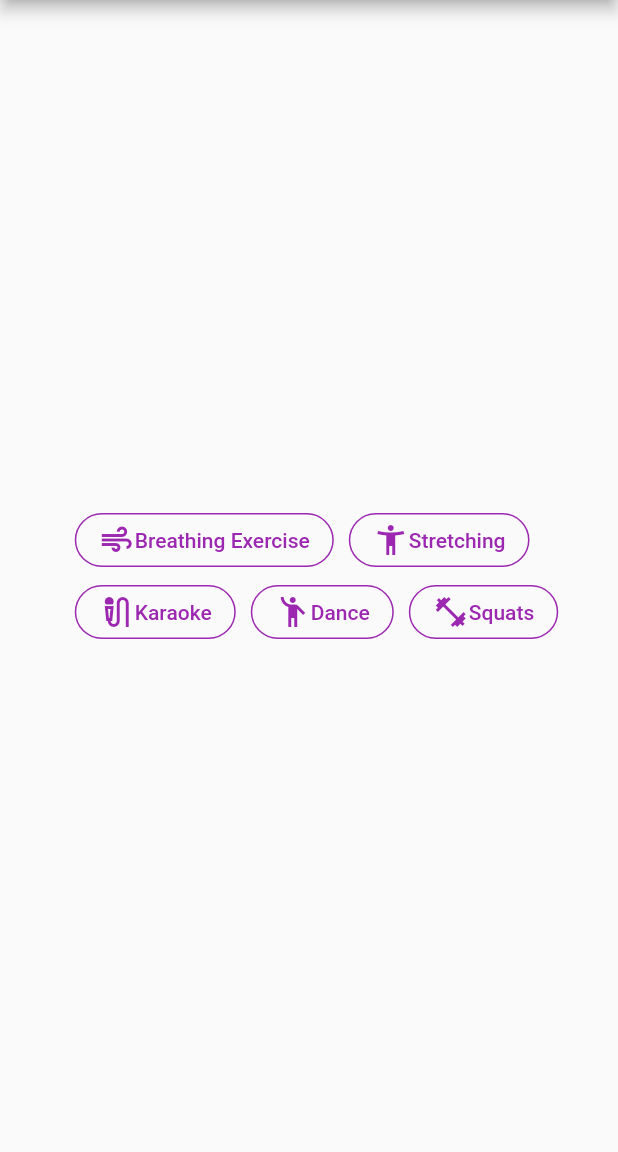
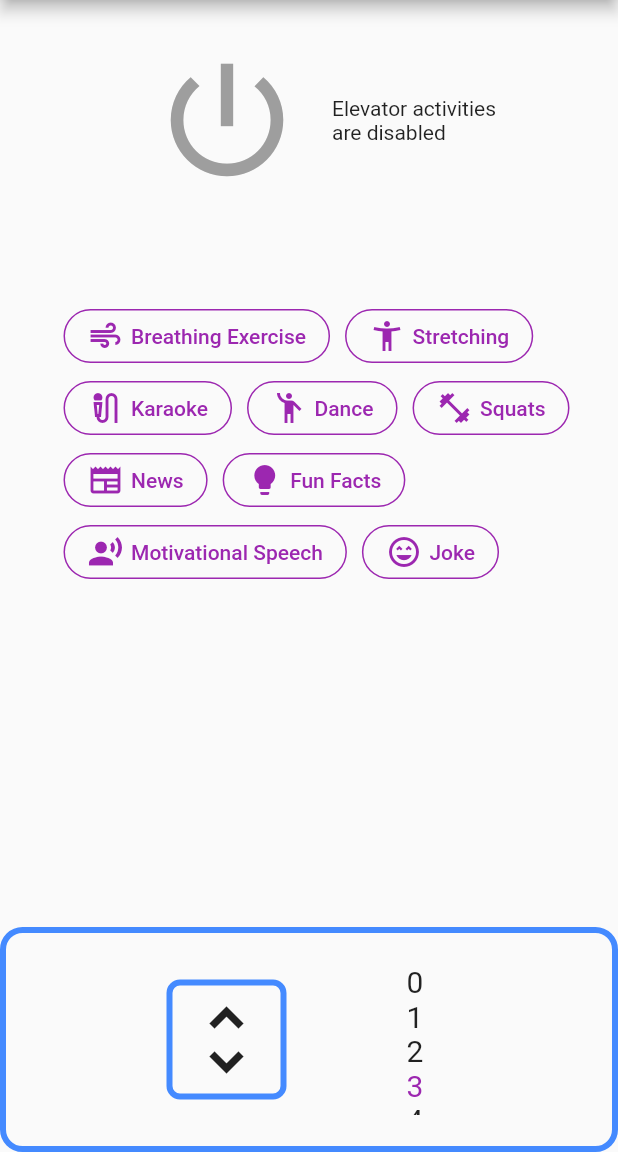
Before and after one commit to hoenggerberg/hackzurich2022, a Flutter app: the screen it shows after launch, on a phone screen of 412 x 824 dp, the part 84-1236 px from its top. Run offline on Flutter 3.47's test engine with Material 2 defaults, Android fonts, the phone set to English and light mode, and no system bars; drawn by our look-alikes of avatar_glow; our stand-ins replace firebase_core; accounts and stored records are empty.

Commit message:
elevator button, more activities

```diff
--- a/app/lib/data/activities_data.dart
+++ b/app/lib/data/activities_data.dart
@@ -5,8 +5,12 @@ class ActivitiesData {
   static List<Activity> activities = [
     Activity("Breathing Exercise", Icons.air, Colors.lightBlue),
     Activity("Stretching", Icons.accessibility_new, Colors.lightGreen),
-    Activity("Karaoke", Icons.mic_external_on_outlined, Colors.purple),
+    Activity("Karaoke", Icons.mic_external_on_outlined, Colors.greenAccent),
     Activity("Dance", Icons.emoji_people, Colors.pinkAccent),
     Activity("Squats", Icons.fitness_center, Colors.red),
+    Activity("News", Icons.newspaper, Colors.indigoAccent),
+    Activity("Fun Facts", Icons.lightbulb, Colors.yellow),
+    Activity("Motivational Speech", Icons.record_voice_over, Colors.teal),
+    Activity("Joke", Icons.sentiment_very_satisfied_outlined, Colors.orange),
   ];
 }
--- a/app/lib/main.dart
+++ b/app/lib/main.dart
@@ -1,5 +1,6 @@
 import 'package:app/data/activities_data.dart';
 import 'package:app/models/activity.dart';
+import 'package:avatar_glow/avatar_glow.dart';
 import 'package:flutter/material.dart';
 
 void main() {
@@ -32,7 +33,8 @@ class MyHomePage extends StatefulWidget {
 }
 
 class _MyHomePageState extends State<MyHomePage> {
-
+  bool active = false;
+  int floor = 3;
   List<bool> acitivity_active = List.generate(ActivitiesData.activities.length, (index) => false);
 
   @override
@@ -44,8 +46,38 @@ class _MyHomePageState extends State<MyHomePage> {
       ),
       body: Center(
         child: Column(
-          mainAxisAlignment: MainAxisAlignment.center,
+          mainAxisSize: MainAxisSize.min,
+          mainAxisAlignment: MainAxisAlignment.start,
           children: <Widget>[
+            SizedBox(height: 10,),
+            Row(
+              mainAxisSize: MainAxisSize.min,
+              crossAxisAlignment: CrossAxisAlignment.center,
+              mainAxisAlignment: MainAxisAlignment.center,
+              children: [
+                AvatarGlow(
+                  glowColor: Theme.of(context).primaryColor,
+                  endRadius: 70.0,
+                  duration: Duration(milliseconds: 2000),
+                  repeat: true,
+                  showTwoGlows: true,
+
+                  child: IconButton(
+                    icon: Icon(Icons.power_settings_new),
+                    isSelected: active,
+                    color: active ? Colors.green : Colors.grey,
+                    iconSize: 100,
+                    onPressed: () {
+                      setState(() {
+                        active = !active;
+                      });
+                    },
+                  ),
+                ),
+                Text(active ? "Elevator activities\nare enabled" : "Elevator activities\nare disabled",)
+              ],
+            ),
+            SizedBox(height: 50,),
             Wrap(
               children: List.generate(ActivitiesData.activities.length, (index) {
                 Activity a = ActivitiesData.activities[index];
@@ -68,6 +100,7 @@ class _MyHomePageState extends State<MyHomePage> {
                       mainAxisSize: MainAxisSize.min,
                       children: [
                         Icon(a.icon, color: acitivity_active[index] ? a.color : null),
+                        SizedBox(width: 5,),
                         Text(
                           a.name,
                           style: TextStyle(
@@ -79,6 +112,44 @@ class _MyHomePageState extends State<MyHomePage> {
                   ),
                 );
               }),
+            ),
+            Spacer(),
+            Container(
+              width: double.infinity,
+              height: 150,
+              decoration: BoxDecoration(
+                  border: Border.all(color: Colors.blueAccent, width: 4),
+                  borderRadius: BorderRadius.circular(15),
+              ),
+              child: Center(
+                child: Row(
+                  mainAxisSize: MainAxisSize.min,
+                  mainAxisAlignment: MainAxisAlignment.center,
+                  children: [
+                    InkWell(
+                      child: Container(
+                        width: 80,
+                        height: 80,
+                        decoration: BoxDecoration(
+                          border: Border.all(color: Colors.blueAccent, width: 4),
+                          borderRadius: BorderRadius.circular(9),
+                        ),
+                        child: Center(child: Icon(Icons.unfold_more, size: 60,),),
+                      ),
+                    ),
+                    SizedBox(width: 80,),
+                    Container(
+                      width: 30,
+                      height: 100,
+                      child: ListView(
+                        children: List.generate(37, (index) {
+                          return Text(index.toString(), style: TextStyle(fontSize: 20, color: index==floor? Theme.of(context).primaryColor : null),);
+                        }),
+                      ),
+                    )
+                  ],
+                ),
+              ),
             )
           ],
         ),
--- a/app/pubspec.yaml
+++ b/app/pubspec.yaml
@@ -35,6 +35,7 @@ dependencies:
 
   # The following adds the Cupertino Icons font to your application.
   # Use with the CupertinoIcons class for iOS style icons.
+  avatar_glow: ^2.0.2
   cupertino_icons: ^1.0.2
   firebase_core: ^1.22.0
 
```
Also changed, not shown: app/pubspec.lock.
